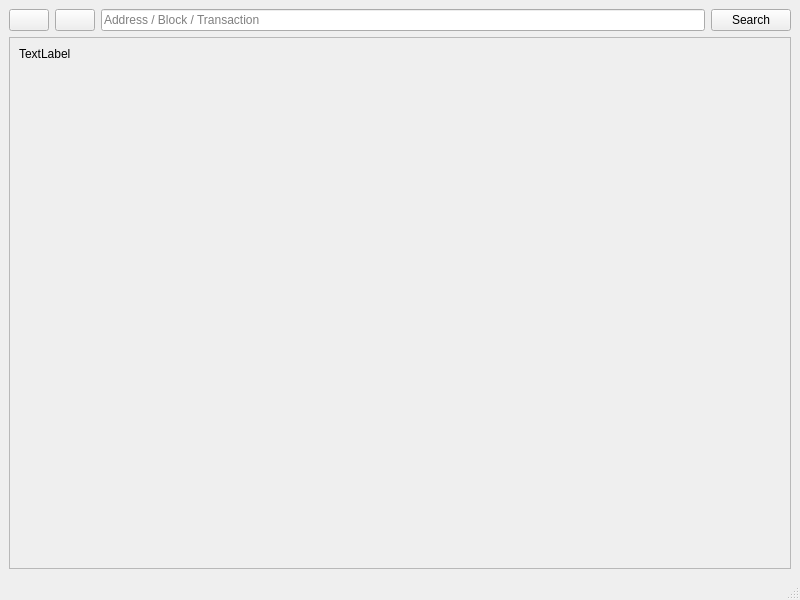
The window that src/qt/forms/blockexplorer.ui (bdcashdev/BigdataCash) describes before a commit, drawn with Qt 5.
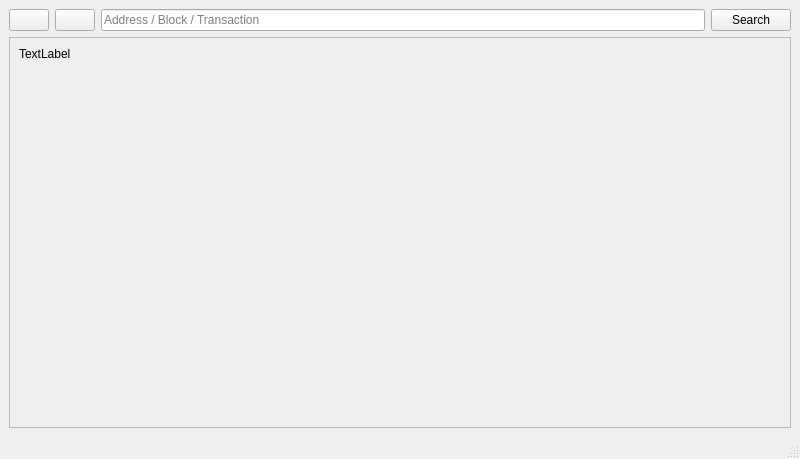
The same window after the commit. Icons and pictures are not drawn.

```diff
--- a/src/qt/forms/blockexplorer.ui
+++ b/src/qt/forms/blockexplorer.ui
@@ -7,7 +7,7 @@
     <x>0</x>
     <y>0</y>
     <width>800</width>
-    <height>600</height>
+    <height>459</height>
    </rect>
   </property>
   <property name="windowTitle">
@@ -117,7 +117,7 @@
          <x>0</x>
          <y>0</y>
          <width>780</width>
-         <height>507</height>
+         <height>366</height>
         </rect>
        </property>
        <layout class="QHBoxLayout" name="horizontalLayout_2">
```
